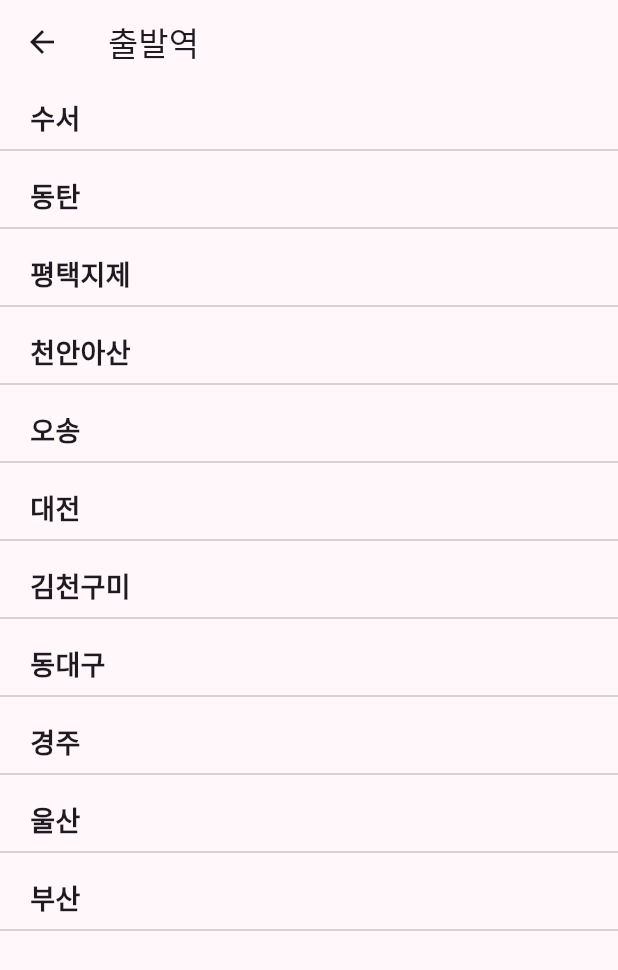
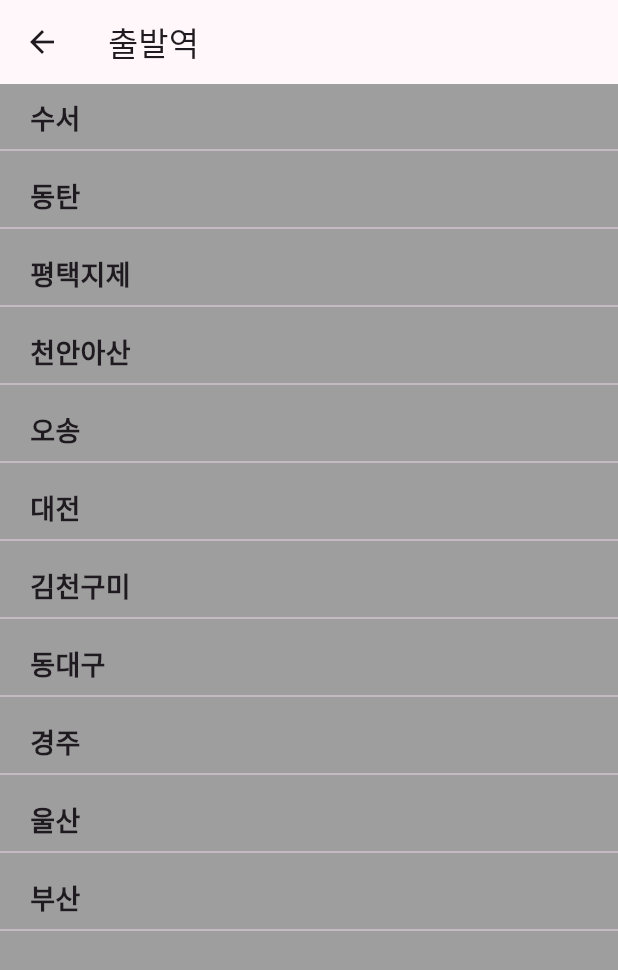
Before and after one commit to chldltkrz/flutter_train_app, a Flutter app: the screen it shows after launch, after a tap on "선택", on a phone screen of 412 x 824 dp. Shown: the top 970 px of the screen. Run offline on Flutter 3.47's test engine with Material 3 defaults, Android fonts, the phone set to English and light mode, and no system bars.

```diff
--- a/lib/pages/seat_page/seat_page.dart
+++ b/lib/pages/seat_page/seat_page.dart
@@ -16,6 +16,7 @@ class SeatPage extends StatefulWidget {
 class _SeatPageState extends State<SeatPage> {
   String departure;
   String destination;
+  // tacking seat selection
   static Set<String> selectedSeat = {};
 
   _SeatPageState(this.destination, this.departure);
--- a/lib/theme.dart
+++ b/lib/theme.dart
@@ -13,7 +13,8 @@ final lightTheme = ThemeData(
         foregroundColor: WidgetStatePropertyAll(Colors.white),
       ),
     ),
-);
+    scaffoldBackgroundColor: Colors.black38);
+
 final darkTheme = ThemeData(
   colorScheme: ColorScheme.fromSeed(
     brightness: Brightness.dark,
```
Also changed, not shown: 1 other file. Lines whose indentation alone changed are shown as unchanged.
